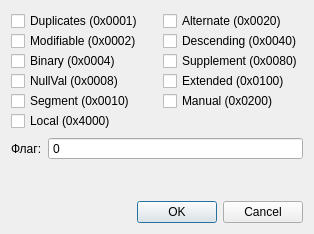
This is FmtLib/src/widgets/fmtsegmentflagsdlg.ui in Smitt64/WorkFMT as Qt 5 draws it before an edit. The edited form follows.
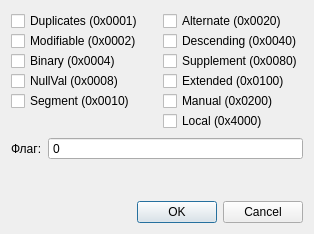
This is the edited form.

```diff
--- a/FmtLib/src/widgets/fmtsegmentflagsdlg.ui
+++ b/FmtLib/src/widgets/fmtsegmentflagsdlg.ui
@@ -107,7 +107,7 @@
           </property>
          </widget>
         </item>
-        <item row="5" column="0">
+        <item row="5" column="1">
          <widget class="QCheckBox" name="checkLocal">
           <property name="text">
            <string>Local (0x4000)</string>
```
